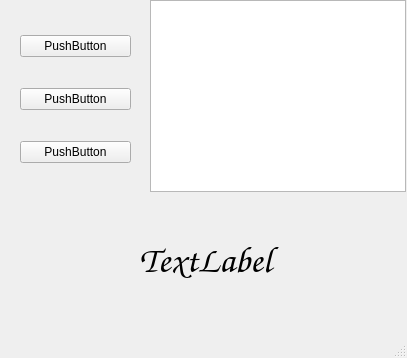
This is Homework 2/stopwatch/mainwindow.ui in medpsyit/homeworks6 as Qt 5 draws it before an edit. The edited form follows.
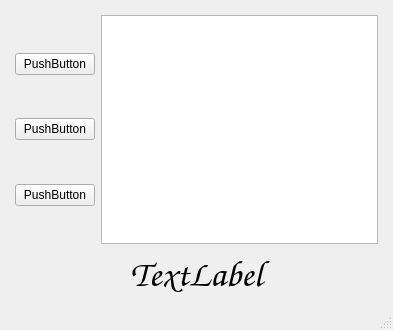
This is the edited form.

Diff of the .ui file:
```diff
--- a/Homework 2/stopwatch/mainwindow.ui
+++ b/Homework 2/stopwatch/mainwindow.ui
@@ -6,34 +6,42 @@
    <rect>
     <x>0</x>
     <y>0</y>
-    <width>407</width>
-    <height>358</height>
+    <width>393</width>
+    <height>330</height>
    </rect>
   </property>
   <property name="windowTitle">
    <string>Stopwatch</string>
   </property>
   <widget class="QWidget" name="centralwidget">
-   <widget class="QTextBrowser" name="laps">
-    <property name="geometry">
-     <rect>
-      <x>150</x>
-      <y>0</y>
-      <width>256</width>
-      <height>192</height>
-     </rect>
+   <layout class="QGridLayout" name="gridLayout">
+    <property name="leftMargin">
+     <number>15</number>
     </property>
-   </widget>
-   <widget class="QWidget" name="verticalLayoutWidget">
-    <property name="geometry">
-     <rect>
-      <x>20</x>
-      <y>10</y>
-      <width>111</width>
-      <height>181</height>
-     </rect>
+    <property name="topMargin">
+     <number>15</number>
     </property>
+    <property name="rightMargin">
+     <number>15</number>
+    </property>
+    <property name="bottomMargin">
+     <number>10</number>
+    </property>
+    <item row="0" column="0">
     <layout class="QVBoxLayout" name="verticalLayout">
+      <item>
+       <spacer name="verticalSpacer_2">
+        <property name="orientation">
+         <enum>Qt::Vertical</enum>
+        </property>
+        <property name="sizeHint" stdset="0">
+         <size>
+          <width>20</width>
+          <height>40</height>
+         </size>
+        </property>
+       </spacer>
+      </item>
      <item>
       <widget class="QPushButton" name="start_stop">
        <property name="text">
@@ -41,6 +49,19 @@
        </property>
       </widget>
      </item>
+      <item>
+       <spacer name="verticalSpacer_3">
+        <property name="orientation">
+         <enum>Qt::Vertical</enum>
+        </property>
+        <property name="sizeHint" stdset="0">
+         <size>
+          <width>20</width>
+          <height>40</height>
+         </size>
+        </property>
+       </spacer>
+      </item>
      <item>
       <widget class="QPushButton" name="clear_time">
        <property name="text">
@@ -48,6 +69,19 @@
        </property>
       </widget>
      </item>
+      <item>
+       <spacer name="verticalSpacer_4">
+        <property name="orientation">
+         <enum>Qt::Vertical</enum>
+        </property>
+        <property name="sizeHint" stdset="0">
+         <size>
+          <width>20</width>
+          <height>40</height>
+         </size>
+        </property>
+       </spacer>
+      </item>
      <item>
       <widget class="QPushButton" name="record_lap">
        <property name="text">
@@ -55,17 +89,25 @@
        </property>
       </widget>
      </item>
-    </layout>
-   </widget>
-   <widget class="QWidget" name="horizontalLayoutWidget">
-    <property name="geometry">
-     <rect>
-      <x>20</x>
-      <y>220</y>
-      <width>371</width>
-      <height>80</height>
-     </rect>
-    </property>
+      <item>
+       <spacer name="verticalSpacer">
+        <property name="orientation">
+         <enum>Qt::Vertical</enum>
+        </property>
+        <property name="sizeHint" stdset="0">
+         <size>
+          <width>20</width>
+          <height>40</height>
+         </size>
+        </property>
+       </spacer>
+      </item>
+     </layout>
+    </item>
+    <item row="0" column="1">
+     <widget class="QTextBrowser" name="laps"/>
+    </item>
+    <item row="1" column="0" colspan="2">
     <layout class="QHBoxLayout" name="horizontalLayout">
      <item>
       <widget class="QLabel" name="curr_time">
@@ -84,7 +126,8 @@
       </widget>
      </item>
     </layout>
-   </widget>
+    </item>
+   </layout>
   </widget>
   <widget class="QMenuBar" name="menubar">
    <property name="geometry">
```
Left out of the diff: 2 changed lines with no effect on the pictures. Lines whose indentation alone changed are shown as unchanged.
